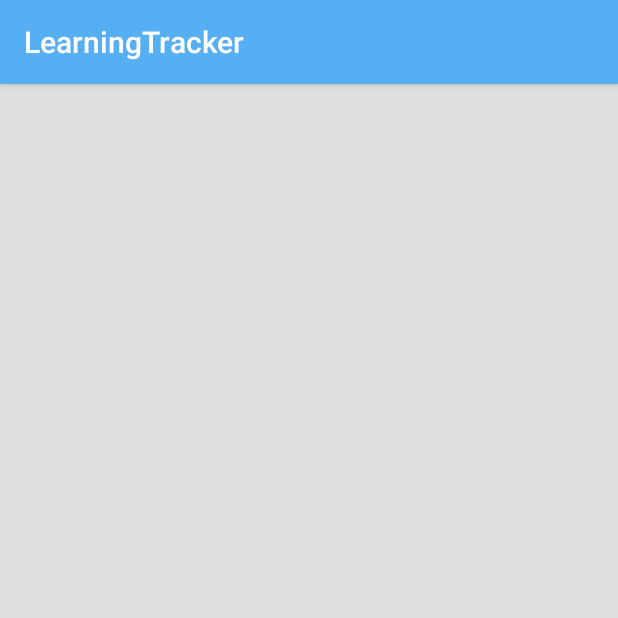
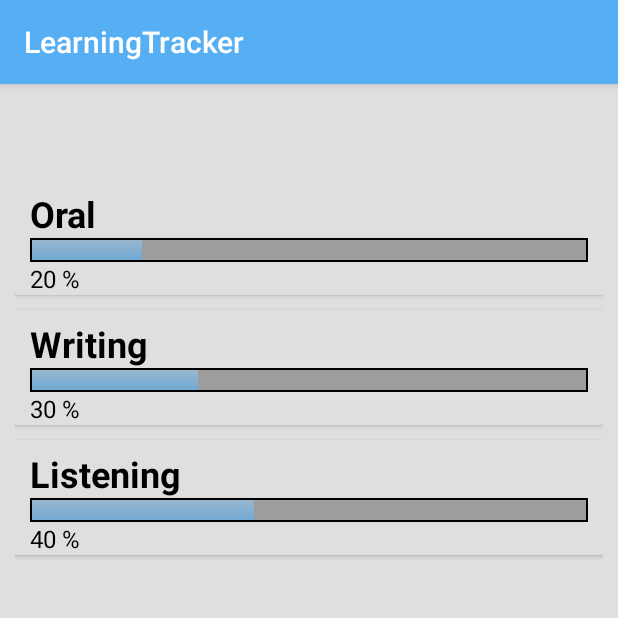
Before and after one commit to Kukant/LearningTracker, an Android app: the SubjectOverviewActivity screen opened directly, with no data from a screen before it, on a phone screen of 412 x 824 dp, the top half of it. Run offline under Robolectric (Android 15) with nearby library versions, the phone set to English and light mode, and no system bars.

Commit message:
SubjectOverviewActivity with features, showing sample data

```diff
--- a/src/app/src/main/java/com/ateam/learningtracker/data/SubsectionEntity.java
+++ b/src/app/src/main/java/com/ateam/learningtracker/data/SubsectionEntity.java
@@ -6,6 +6,7 @@
     public String name;
     public float importancy;
     public SubjectEntity subject;
+    public boolean subActive;
 
     public SubsectionEntity(){
     }
@@ -14,5 +15,6 @@
         this.name = name;
         this.importancy = importancy;
         this.subject = subject;
+        this.subActive = subActive;
     }
 }
--- a/src/app/src/main/java/com/ateam/learningtracker/views/CreateSubject.java
+++ b/src/app/src/main/java/com/ateam/learningtracker/views/CreateSubject.java
@@ -17,9 +17,9 @@ public class CreateSubject extends AppCompatActivity {
         super.onCreate(savedInstanceState);
         setContentView(R.layout.create_subject);
 
-        createButton = (Button)findViewById(R.id.createButton);
-        name = (EditText) findViewById(R.id.name);
-        studyTime = (EditText) findViewById(R.id.studyTime);
+        createButton = findViewById(R.id.createButton);
+        name = findViewById(R.id.name);
+        studyTime = findViewById(R.id.studyTime);
 
         createButton.setOnClickListener(new View.OnClickListener() {
             @Override
--- a/src/app/src/main/java/com/ateam/learningtracker/views/SubjectOverviewActivity.java
+++ b/src/app/src/main/java/com/ateam/learningtracker/views/SubjectOverviewActivity.java
@@ -4,8 +4,11 @@ import android.content.Context;
 import android.support.v7.app.AppCompatActivity;
 import android.os.Bundle;
 import android.view.LayoutInflater;
+import android.view.View;
+import android.view.ViewGroup;
 import android.widget.BaseAdapter;
 import android.widget.ListView;
+import android.widget.ProgressBar;
 import android.widget.TextView;
 
 import com.ateam.learningtracker.R;
@@ -18,10 +21,14 @@ import java.util.List;
 import java.util.Locale;
 
 public class SubjectOverviewActivity extends AppCompatActivity {
-
     private ListView listView;
     private TextView textView;
     private String subjectName;
+
+    ArrayList<String> subsectionsArray = new ArrayList<>();
+    ArrayList<String> subpresentageArray = new ArrayList<>();
+
+
 
     @Override
     protected void onCreate(Bundle savedInstanceState) {
@@ -31,8 +38,9 @@ public class SubjectOverviewActivity extends AppCompatActivity {
         subjectName = getIntent().getStringExtra("subjectName");
 
         setupUIView(subjectName);
+        setListView();
     }
-    //connect to view
+
     private void setupUIView(String subjectName){
         textView = findViewById(R.id.tvSubjectName);
         listView = findViewById(R.id.lvSubject);
@@ -40,4 +48,78 @@ public class SubjectOverviewActivity extends AppCompatActivity {
         textView.setText(subjectName);
         assert listView != null;
     }
+
+    private void setListView() {
+
+        //TEST ARRAYS
+        subsectionsArray.add("Oral");
+        subsectionsArray.add("Writing");
+        subsectionsArray.add("Listening");
+
+        subpresentageArray.add(String.format(Locale.ENGLISH, "%d", (int) (20)));
+        subpresentageArray.add(String.format(Locale.ENGLISH, "%d", (int) (30)));
+        subpresentageArray.add(String.format(Locale.ENGLISH, "%d", (int) (40)));
+
+       /*
+        FOR LOOP FOR FETCHING DATA
+
+        for (SubsectionProgress ssp : subprogressInfo) {
+            subsections.add(subsectionName);
+            subpresentage.add(String.format(Locale.ENGLISH, "%d", (int) (ssp.subsectionProgress * 100)));
+        }
+        */
+
+        SimpleAdapter simAdapter = new SimpleAdapter(this, subsectionsArray, subpresentageArray);
+        listView.setAdapter(simAdapter);
+
+    }
+
+    public class SimpleAdapter extends BaseAdapter {
+
+        private Context mContext;
+        private LayoutInflater layoutInflater;
+        private TextView subsection, subpercentage;
+        private ArrayList<String> subpercentageArray;
+
+        public SimpleAdapter(Context context, ArrayList<String> subsections, ArrayList<String> subpercentage) {
+            mContext = context;
+            subsectionsArray = subsections;
+            subpercentageArray = subpercentage;
+            layoutInflater = LayoutInflater.from(context);
+        }
+
+        @Override
+        public int getCount() {
+            return subsectionsArray.size();
+        }
+
+        @Override
+        public Object getItem(int position) {
+            return subsectionsArray.get(position);
+        }
+
+        @Override
+        public long getItemId(int position) {
+            return position;
+        }
+
+        @Override
+        public View getView(int position, View convertView, ViewGroup parent) {
+            if (convertView == null) {
+                convertView = layoutInflater.inflate(R.layout.subjectoverview_single, null);
+            }
+            subsection = convertView.findViewById(R.id.tvSubsectionName);
+            subpercentage = convertView.findViewById(R.id.tvSubPercentage);
+
+            ProgressBar pb = convertView.findViewById(R.id.SubProgressBar);
+            pb.setProgress(Integer.valueOf(subpercentageArray.get(position)));
+
+            subsection.setText(subsectionsArray.get(position));
+            subpercentage.setText(String.format("%s %%", subpercentageArray.get(position)));
+
+            return convertView;
+
+        }
+    }
+
 }
```
Also changed, not shown: src/app/src/main/java/com/ateam/learningtracker/views/EditSubject.java (+4 -4 lines).
